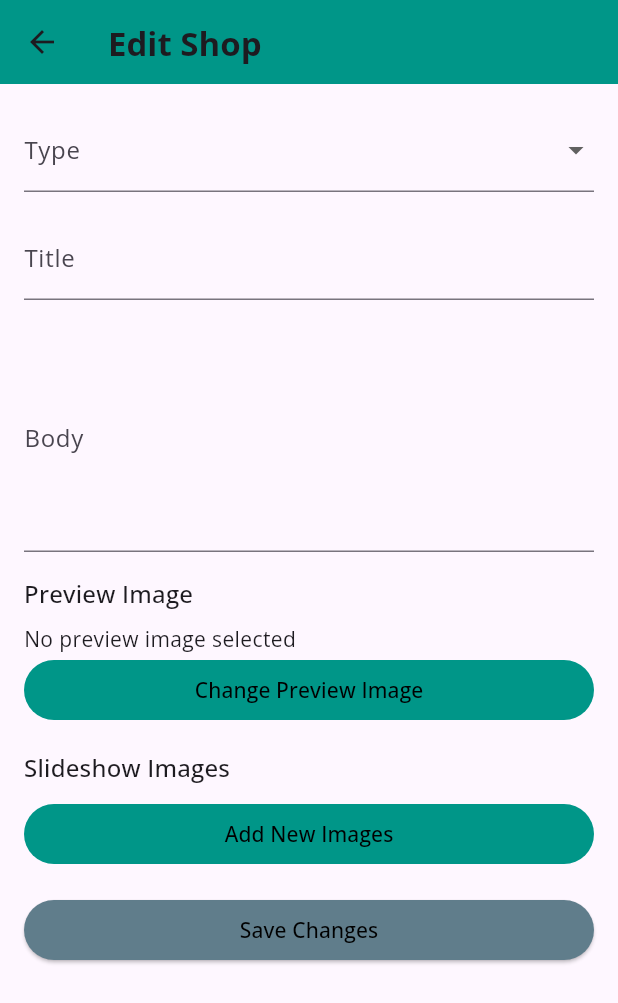
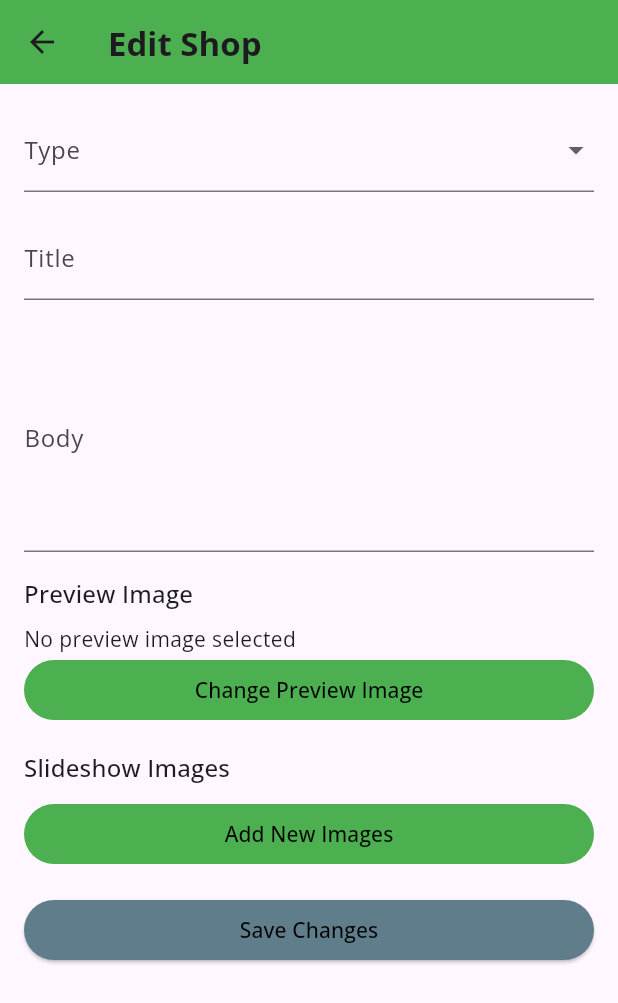
Before and after one commit to AbdallahKhayat/Hajzi_Flutter, a Flutter app: the EditShopScreen screen opened directly with empty values, on a phone screen of 412 x 824 dp. Shown: the top 1003 px of the screen. Run offline on Flutter 3.47's test engine with Material 3 defaults, Android fonts, the phone set to English and light mode, and no system bars; our stand-ins replace camera, carousel_slider, dio, file_picker, firebase_auth, firebase_core and 17 more; missing offline and left inert: flutter_facebook_auth, flutter_stripe; accounts and stored records are empty; generated files the repository leaves out were written again; network calls fail.

Commit message:
added appbar colors to match whole app color

```diff
--- a/lib/Screen/editshopscreen.dart
+++ b/lib/Screen/editshopscreen.dart
@@ -6,6 +6,7 @@ import '../NetworkHandler.dart';
 import 'package:image_picker/image_picker.dart';
 
 import '../Notifications/push_notifications.dart';
+import '../constants.dart';
 
 class EditShopScreen extends StatefulWidget {
   final AddBlogModel addBlogModel;
@@ -194,7 +195,20 @@ class _EditShopScreenState extends State<EditShopScreen> {
   Widget build(BuildContext context) {
     return Scaffold(
       appBar: AppBar(
-        backgroundColor: Colors.teal,
+        flexibleSpace: ValueListenableBuilder<Color>(
+          valueListenable: appColorNotifier,
+          builder: (context, appColor, child) {
+            return Container(
+              decoration: BoxDecoration(
+                gradient: LinearGradient(
+                  colors: [appColor.withOpacity(1), appColor],
+                  begin: Alignment.topLeft,
+                  end: Alignment.bottomRight,
+                ),
+              ),
+            );
+          },
+        ),
         title: const Text("Edit Shop",style: TextStyle(
           fontWeight: FontWeight.bold,
         ),),
@@ -251,14 +265,18 @@ class _EditShopScreenState extends State<EditShopScreen> {
                   ? Image.network(widget.networkHandler.formater2(widget.addBlogModel.previewImage!),
                   height: 150)
                   : const Text("No preview image selected"),
-              TextButton(
+            ValueListenableBuilder<Color>(
+              valueListenable: appColorNotifier,
+              builder: (context, color, child) {
+                return TextButton(
                   onPressed: _pickPreviewImage,
                   child: const Text("Change Preview Image"),
-                style: const ButtonStyle(
-                  foregroundColor: MaterialStatePropertyAll<Color>(Colors.black),
-                  backgroundColor: MaterialStatePropertyAll<Color>(Colors.teal),
-
+                  style: ButtonStyle(
+                    foregroundColor: MaterialStateProperty.all<Color>(Colors.black),
+                    backgroundColor: MaterialStateProperty.all<Color>(color),
                   ),
+                );
+              },
             ),
               const SizedBox(height: 16),
               Text("Slideshow Images", style: Theme.of(context).textTheme.titleMedium),
@@ -296,14 +314,18 @@ class _EditShopScreenState extends State<EditShopScreen> {
                   ),
                 ],
               ),
-              TextButton(
+            ValueListenableBuilder<Color>(
+              valueListenable: appColorNotifier,
+              builder: (context, color, child) {
+                return TextButton(
                   onPressed: _pickNewCoverImages,
                   child: const Text("Add New Images"),
-                style: const ButtonStyle(
-                  foregroundColor: MaterialStatePropertyAll<Color>(Colors.black),
-                  backgroundColor: MaterialStatePropertyAll<Color>(Colors.teal),
-
+                  style: ButtonStyle(
+                    foregroundColor: MaterialStateProperty.all<Color>(Colors.black),
+                    backgroundColor: MaterialStateProperty.all<Color>(color),
                   ),
+                );
+              },
             ),
               const SizedBox(height: 16),
               ElevatedButton(
```
Also changed, not shown: lib/Pages/ChatPage.dart (+39 -11 lines), lib/Pages/SearchPage.dart (+15 -0 lines). Lines whose indentation alone changed are shown as unchanged.
